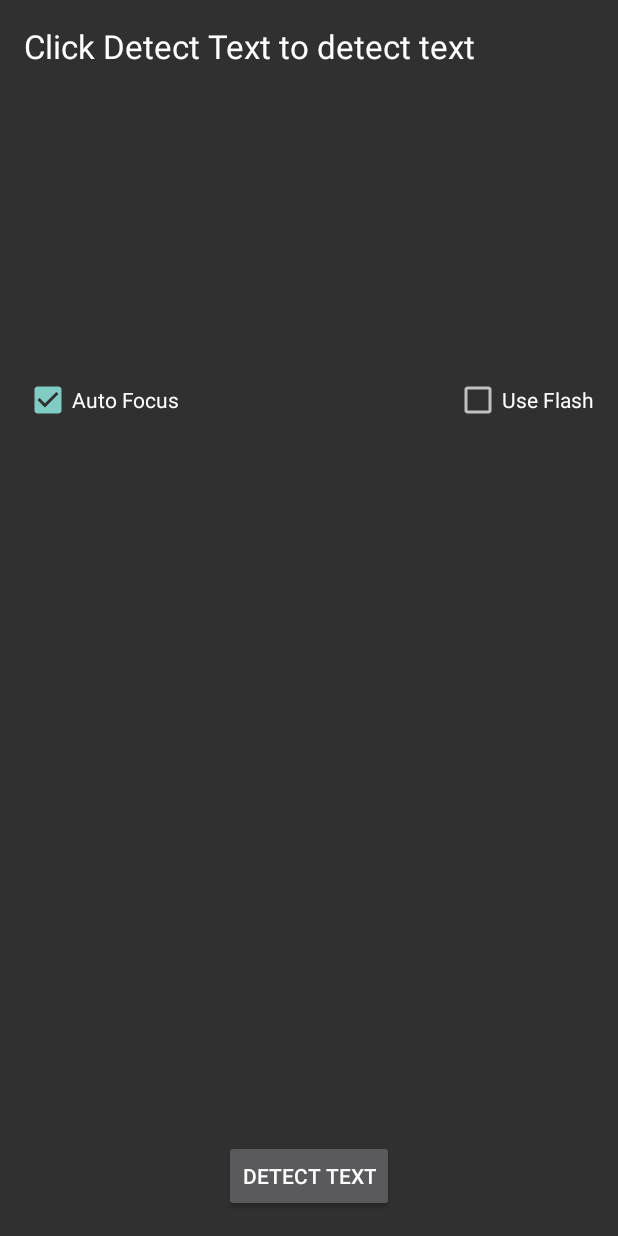
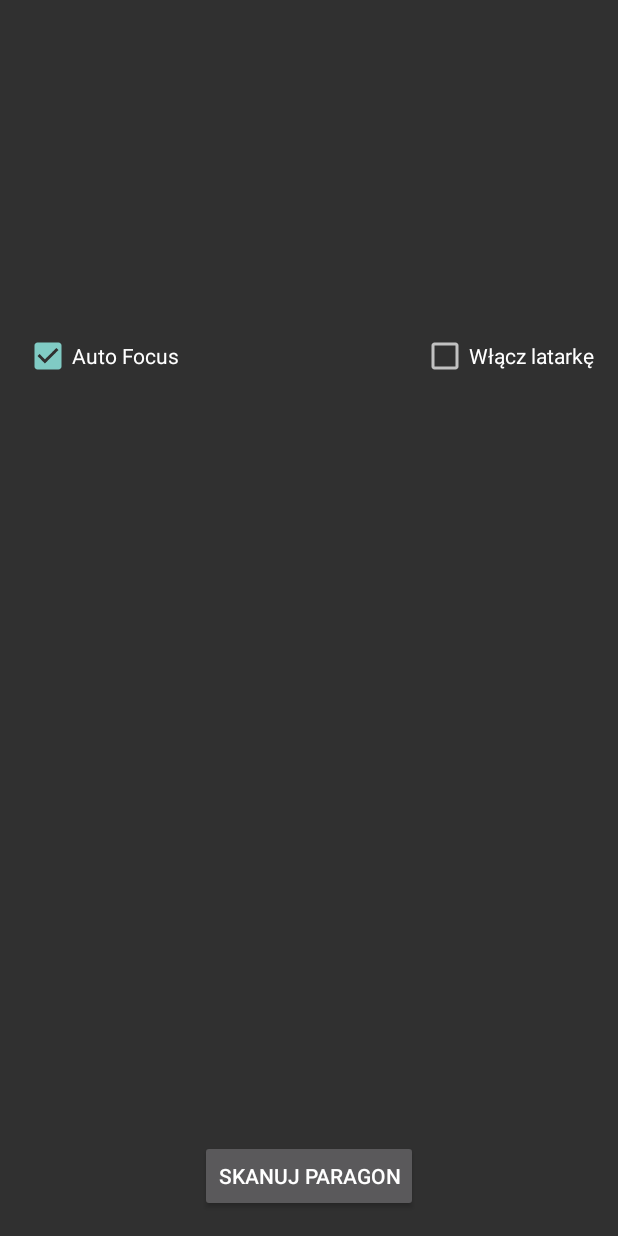
Before and after one commit to gubi95/BillsManagementApp, an Android app: the OcrActivity screen opened directly, with no data from a screen before it, on a phone screen of 412 x 824 dp. Run offline under Robolectric (Android 15) with nearby library versions, the phone set to English and light mode, and no system bars.

Commit message:
o ja pierdole co za ocr

```diff
--- a/BillsManagement/app/build.gradle
+++ b/BillsManagement/app/build.gradle
@@ -16,6 +16,9 @@ android {
             minifyEnabled false
             proguardFiles getDefaultProguardFile('proguard-android.txt'), 'proguard-rules.pro'
         }
+        debug {
+            debuggable true
+        }
     }
 }
 
--- a/BillsManagement/app/src/main/AndroidManifest.xml
+++ b/BillsManagement/app/src/main/AndroidManifest.xml
@@ -27,8 +27,9 @@
             </intent-filter>
         </activity>
 
-        <activity android:name=".OcrCaptureActivity" android:label="aaa" />
-        <activity android:name=".OcrActivity" android:label="bbb" />
+        <activity android:name=".OcrCaptureActivity" android:label="Skanowanie" />
+        <activity android:name=".OcrActivity" android:label="Skanowanie" />
+        <activity android:name=".ScanResultActivity" />
 
     </application>
 
--- a/BillsManagement/app/src/main/java/pwr/billsmanagement/HelperMethods.java
+++ b/BillsManagement/app/src/main/java/pwr/billsmanagement/HelperMethods.java
@@ -29,6 +29,10 @@ public class HelperMethods {
                     Intent objIntent = new Intent(objAppCompatActivity, OcrActivity.class);
                     objAppCompatActivity.startActivity(objIntent);
                 }
+                if(position == 1) {
+                    Intent objIntent = new Intent(objAppCompatActivity, ScanResultActivity.class);
+                    objAppCompatActivity.startActivity(objIntent);
+                }
 
                 objDrawerLayout.closeDrawer(objListView);
             }
--- a/BillsManagement/app/src/main/res/layout/ocr_activity.xml
+++ b/BillsManagement/app/src/main/res/layout/ocr_activity.xml
@@ -6,16 +6,6 @@
     android:paddingTop="@dimen/activity_vertical_margin"
     android:paddingBottom="@dimen/activity_vertical_margin"
     tools:context="com.google.android.gms.samples.vision.ocrreader.MainActivity">
-
-    <TextView
-        android:layout_width="match_parent"
-        android:layout_height="wrap_content"
-        android:textAppearance="?android:attr/textAppearanceLarge"
-        android:text="@string/ocr_header"
-        android:id="@+id/status_message"
-        android:layout_alignParentRight="true"
-        android:layout_alignParentEnd="true"
-        android:layout_centerHorizontal="true" />
 
     <TextView
         android:layout_width="wrap_content"
--- a/BillsManagement/app/src/main/res/layout/ocr_capture.xml
+++ b/BillsManagement/app/src/main/res/layout/ocr_capture.xml
@@ -16,7 +16,6 @@
             android:id="@+id/graphicOverlay"
             android:layout_width="match_parent"
             android:layout_height="match_parent" />
-
     </mobile.vision.CameraSourcePreview>
 
 </LinearLayout>
--- a/BillsManagement/app/src/main/res/values/strings.xml
+++ b/BillsManagement/app/src/main/res/values/strings.xml
@@ -10,11 +10,11 @@
     <string name="no_camera_permission">This application cannot run because it does not have the camera permission.  The application will now exit.</string>
     <string name="low_storage_error">Ocr dependencies cannot be downloaded due to low device storage</string>
     <string name="title_activity_main">Ocr Detector Sample</string>
-    <string name="ocr_header">Click &quot;Detect Text&quot; to detect text</string>
-    <string name="read_text">Detect Text</string>
+    <string name="read_text">Skanuj paragon</string>
     <string name="auto_focus">Auto Focus</string>
-    <string name="use_flash">Use Flash</string>
+    <string name="use_flash">Włącz latarkę</string>
     <string name="ocr_success">Text read successfully</string>
     <string name="ocr_failure">No text captured</string>
     <string name="ocr_error">"Error reading text: %1$s"</string>
+    <string name="ocr_tap_info">Dotknij ekranu, aby zapisać</string>
 </resources>
--- a/BillsManagement/build.gradle
+++ b/BillsManagement/build.gradle
@@ -5,7 +5,7 @@ buildscript {
         jcenter()
     }
     dependencies {
-        classpath 'com.android.tools.build:gradle:2.2.3'
+        classpath 'com.android.tools.build:gradle:2.3.0'
 
         // NOTE: Do not place your application dependencies here; they belong
         // in the individual module build.gradle files
```
Also changed, not shown: BillsManagement/app/src/main/java/mobile/vision/GraphicOverlay.java (+15 -0 lines), BillsManagement/app/src/main/java/pwr/billsmanagement/OcrCaptureActivity.java (+54 -22 lines), BillsManagement/app/src/main/java/pwr/billsmanagement/ScanResultActivity.java (added, +17 -0 lines), BillsManagement/app/src/main/res/layout/scan_result.xml (added, +28 -0 lines), BillsManagement/gradle/wrapper/gradle-wrapper.properties.
